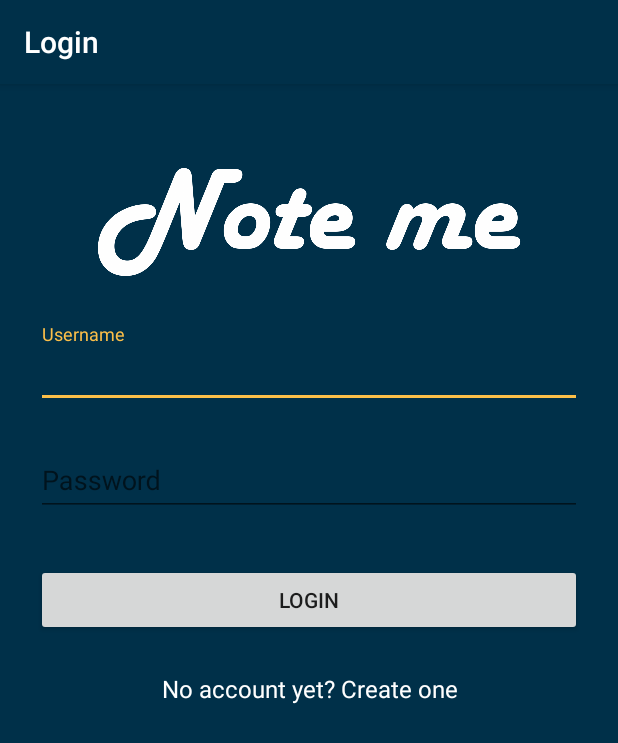
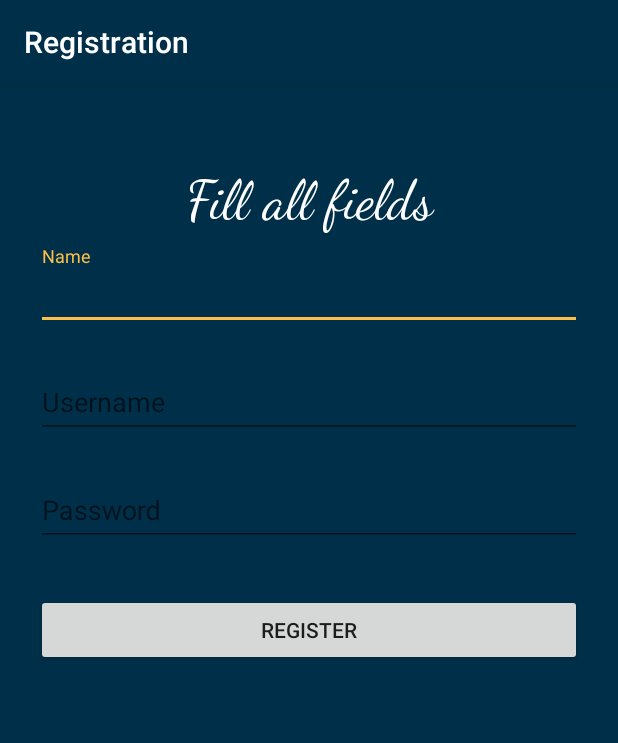
Before and after one commit to Orthoepiccrown0/NoteMe, an Android app: the screen it shows after launch (LoginScreen before the commit, RegisterActivity after it), after a tap on "No account yet? Create one", on a phone screen of 412 x 824 dp. Shown: the top 743 px of the screen. Run offline under Robolectric (Android 15) with nearby library versions, the phone set to English and light mode, and no system bars.

Commit message:
Registration

```diff
--- a/app/src/main/AndroidManifest.xml
+++ b/app/src/main/AndroidManifest.xml
@@ -1,7 +1,7 @@
 <?xml version="1.0" encoding="utf-8"?>
 <manifest xmlns:android="http://schemas.android.com/apk/res/android"
     package="com.epiccrown.me.note.noteme">
-
+    <uses-permission android:name="android.permission.INTERNET"/>
     <application
         android:allowBackup="true"
         android:icon="@mipmap/ic_launcher"
@@ -18,7 +18,8 @@
                 <category android:name="android.intent.category.LAUNCHER" />
             </intent-filter>
         </activity>
-        <activity android:name=".LoginScreen"></activity>
+        <activity android:name=".LoginScreen" />
+        <activity android:name=".RegisterActivity"></activity>
     </application>
 
 </manifest>
--- a/app/src/main/java/com/epiccrown/me/note/noteme/Fragments/HomeFragment.java
+++ b/app/src/main/java/com/epiccrown/me/note/noteme/Fragments/HomeFragment.java
@@ -16,6 +16,7 @@ import com.epiccrown.me.note.noteme.Helpers.DataHelper;
 import com.epiccrown.me.note.noteme.Helpers.MD5helper;
 import com.epiccrown.me.note.noteme.LoginScreen;
 import com.epiccrown.me.note.noteme.R;
+import com.epiccrown.me.note.noteme.User;
 
 /**
  * Created by Epiccrown on 28.04.2018.
@@ -42,7 +43,9 @@ public class HomeFragment extends Fragment {
 
         Cursor cursor = database.query("Login",null,null,null,null,null,null);
         if(cursor.moveToFirst()){
-
+            User.current_id = cursor.getString(2);
+            User.password = cursor.getString(1);
+            User.username = cursor.getString(0);
         }else{
             Intent intent = new Intent(getActivity(), LoginScreen.class);
             intent.addFlags(Intent.FLAG_ACTIVITY_CLEAR_TASK|Intent.FLAG_ACTIVITY_NEW_TASK);
--- a/app/src/main/java/com/epiccrown/me/note/noteme/Helpers/DataHelper.java
+++ b/app/src/main/java/com/epiccrown/me/note/noteme/Helpers/DataHelper.java
@@ -22,22 +22,20 @@ public class DataHelper extends SQLiteOpenHelper {
         String query = "Create Table Login("+
                 "_id INTEGER PRIMARY KEY AUTOINCREMENT,"+
                 "Username TEXT,"+
-                "Password TEXT);";
+                "Password TEXT," +
+                "IdUser TEXT);";
         db.execSQL(query);
-        //
-
     }
 
-    public static void insertUser(SQLiteDatabase db,String username, String password){
+    public static void insertUser(SQLiteDatabase db,String username, String password, String IdUser){
         ContentValues values = new ContentValues();
         values.put("Username",username);
         values.put("Password",password);
+        values.put("IdUser",IdUser);
         db.insert("Login",null, values);
     }
 
     public static void deleteUser(SQLiteDatabase db,String username){
-        ContentValues values = new ContentValues();
-        values.put("Username",username);
         db.delete("Login","Username=?",new String[]{username});
     }
 
--- a/app/src/main/java/com/epiccrown/me/note/noteme/LoginScreen.java
+++ b/app/src/main/java/com/epiccrown/me/note/noteme/LoginScreen.java
@@ -1,5 +1,6 @@
 package com.epiccrown.me.note.noteme;
 
+import android.content.Intent;
 import android.support.v7.app.AppCompatActivity;
 import android.os.Bundle;
 import android.view.View;
@@ -35,8 +36,8 @@ public class LoginScreen extends AppCompatActivity {
         @Override
         public void onClick(View v) {
             if(v.getId()==R.id.link_signup){
-
-
+                Intent intent = new Intent(LoginScreen.this,RegisterActivity.class);
+                startActivity(intent);
             }else if(v.getId() == R.id.btn_login){
                 //try to login
             }
--- a/app/src/main/java/com/epiccrown/me/note/noteme/User.java
+++ b/app/src/main/java/com/epiccrown/me/note/noteme/User.java
@@ -7,5 +7,6 @@ package com.epiccrown.me.note.noteme;
 public class User {
     public static String current_id;
     public static String username;
+    public static String password;
     public static Note tmpNote;
 }
--- /dev/null
+++ b/app/src/main/res/layout/activity_register.xml
@@ -0,0 +1,85 @@
+<?xml version="1.0" encoding="utf-8"?>
+<ScrollView xmlns:android="http://schemas.android.com/apk/res/android"
+    android:layout_width="fill_parent"
+    android:layout_height="fill_parent"
+    android:fitsSystemWindows="true"
+    android:background="@color/colorPrimary">
+
+    <LinearLayout
+        android:orientation="vertical"
+        android:layout_width="match_parent"
+        android:layout_height="wrap_content"
+        android:paddingTop="56dp"
+        android:paddingLeft="24dp"
+        android:paddingRight="24dp">
+
+
+        <!-- Name Label -->
+        <TextView
+            android:id="@+id/textView"
+            android:layout_width="match_parent"
+            android:layout_height="wrap_content"
+            android:fontFamily="cursive"
+            android:text="@string/register_logo"
+            android:textAlignment="center"
+            android:textColor="@android:color/background_light"
+            android:textSize="36sp" />
+
+        <android.support.design.widget.TextInputLayout
+            android:layout_width="match_parent"
+            android:layout_height="wrap_content"
+            android:layout_marginTop="8dp"
+            android:layout_marginBottom="8dp">
+
+            <EditText
+                android:id="@+id/input_name"
+                android:layout_width="match_parent"
+                android:layout_height="wrap_content"
+                android:hint="Name"
+                android:inputType="textEmailAddress"
+                android:textColor="@android:color/background_light" />
+        </android.support.design.widget.TextInputLayout>
+
+        <!-- Username Label -->
+        <android.support.design.widget.TextInputLayout
+            android:layout_width="match_parent"
+            android:layout_height="wrap_content"
+            android:layout_marginTop="8dp"
+            android:layout_marginBottom="8dp">
+
+            <EditText
+                android:id="@+id/input_username"
+                android:layout_width="match_parent"
+                android:layout_height="wrap_content"
+                android:hint="Username"
+                android:inputType="textEmailAddress"
+                android:textColor="@android:color/background_light" />
+        </android.support.design.widget.TextInputLayout>
+
+        <!-- Password Label -->
+        <android.support.design.widget.TextInputLayout
+            android:layout_width="match_parent"
+            android:layout_height="wrap_content"
+            android:layout_marginTop="8dp"
+            android:layout_marginBottom="8dp">
+
+            <EditText
+                android:id="@+id/input_password"
+                android:layout_width="match_parent"
+                android:layout_height="wrap_content"
+                android:hint="Password"
+                android:inputType="textPassword"
+                android:textColor="@android:color/background_light" />
+        </android.support.design.widget.TextInputLayout>
+
+        <android.support.v7.widget.AppCompatButton
+            android:id="@+id/btn_register"
+            android:layout_width="fill_parent"
+            android:layout_height="wrap_content"
+            android:layout_marginBottom="24dp"
+            android:layout_marginTop="24dp"
+            android:padding="12dp"
+            android:text="@string/register_button" />
+
+    </LinearLayout>
+</ScrollView>
--- a/app/src/main/res/values/strings.xml
+++ b/app/src/main/res/values/strings.xml
@@ -4,4 +4,6 @@
     <string name="title_secrets">Secrets</string>
     <string name="title_account">Account</string>
     <string name="login_signup">No account yet? Create one</string>
+    <string name="register_button">Register</string>
+    <string name="register_logo">Fill all fields</string>
 </resources>
```
Also changed, not shown: app/src/main/java/com/epiccrown/me/note/noteme/RegisterActivity.java (added, +164 -0 lines).
